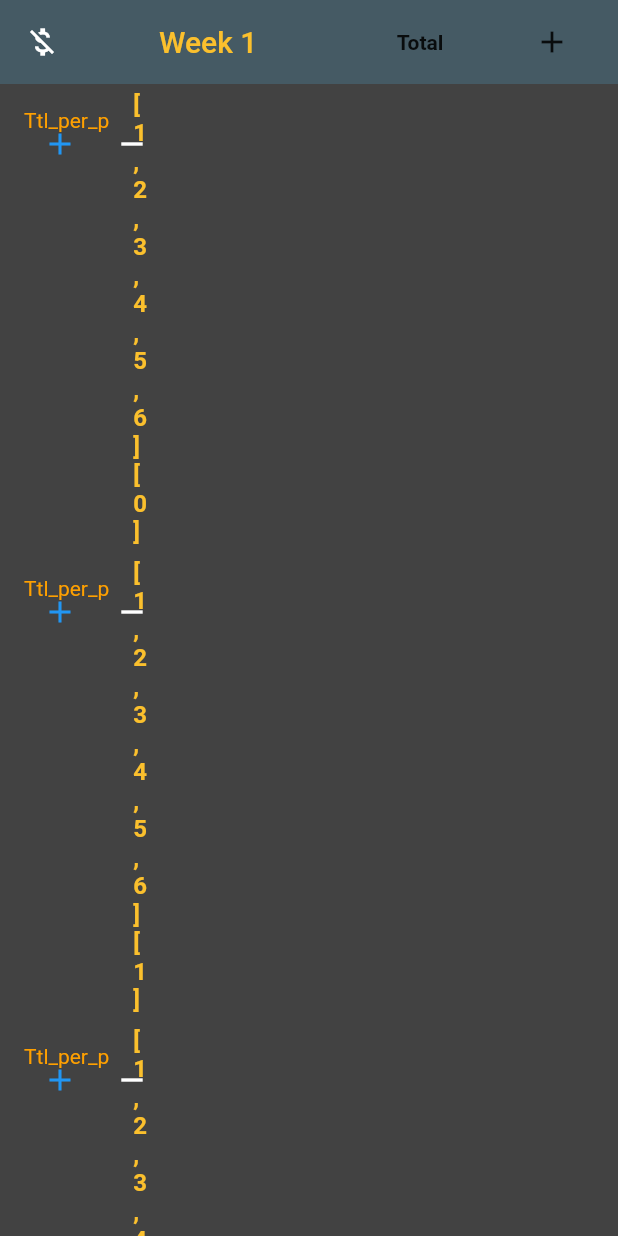
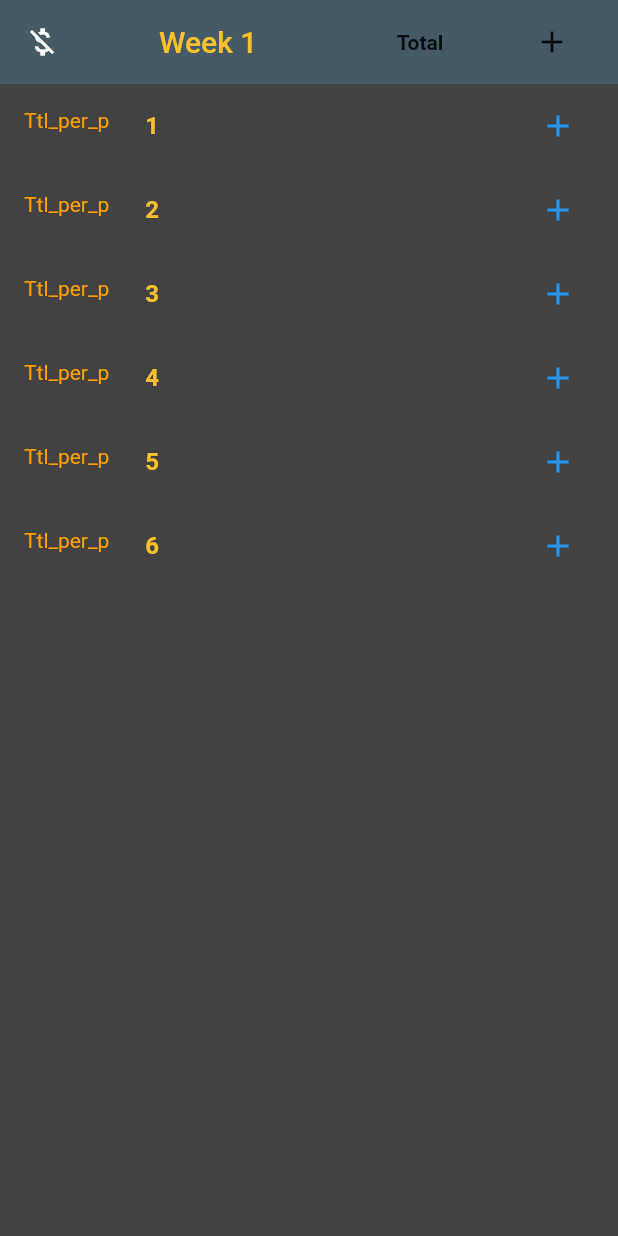
Before and after one commit to saivishnu725/Attendance, a Flutter app: the screen it shows after launch, after a tap on the "add" icon, on a phone screen of 412 x 824 dp. Run offline on Flutter 3.47's test engine with Material 2 defaults, Android fonts, the phone set to English and light mode, and no system bars.

Commit message:
Managing screenshots of eachday

```diff
--- a/lib/mainscreen.dart
+++ b/lib/mainscreen.dart
@@ -47,11 +47,14 @@ class _MainScreenState extends State<MainScreen> {
         itemCount: names.length,
         itemBuilder: (context, index) {
           return ListTile(
-            title: Text(
-              "$names[$index]",
+            title: Padding(
+              padding: const EdgeInsets.all(08.0),
+              child: Text(
+                "${names[index]}",
                 style: TextStyle(
                   color: Colors.yellow[700],
                   fontWeight: FontWeight.bold,
+                ),
               ),
             ),
             leading: Text(
@@ -60,30 +63,26 @@ class _MainScreenState extends State<MainScreen> {
                 color: Colors.amber[700],
               ),
             ),
-            trailing: Row(
-              children: [
-                IconButton(
+            trailing: Padding(
+              padding: const EdgeInsets.only(left:80.0),
+              child: IconButton(
+                splashColor: Colors.blue,
                 icon: Icon(Icons.add),
                 onPressed: () {
                   debugPrint(
                       "Add one if not added for person $names[$index]");
                   setState(() {
+                    if (addColor == Colors.blue) {
+                      addColor = Colors.white;
+                    }
+                    else
+                    {
                       addColor = Colors.blue;
+                    }
                   });
                 },
                 color: addColor,
               ),
-                IconButton(
-                  icon: Icon(Icons.remove),
-                  onPressed: () {
-                    debugPrint("Remove one if ADDED for person $names[$index]");
-                    setState(() {
-                      remColor = Colors.blue;
-                    });
-                  },
-                  color: remColor,
-                ),
-              ],
             ),
           );
         },
```
Also changed, not shown: 3 other files. Lines whose indentation alone changed are shown as unchanged.
